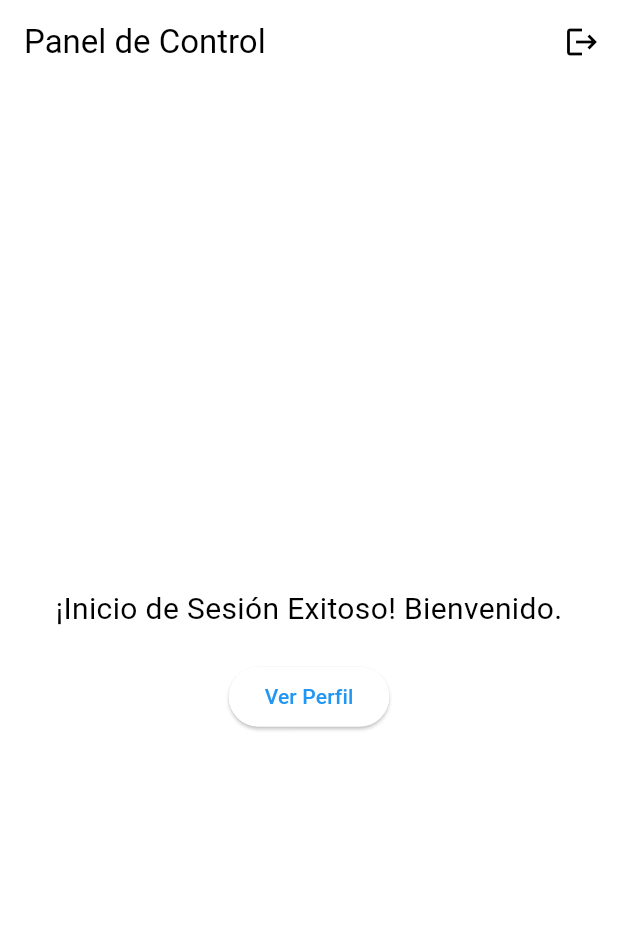
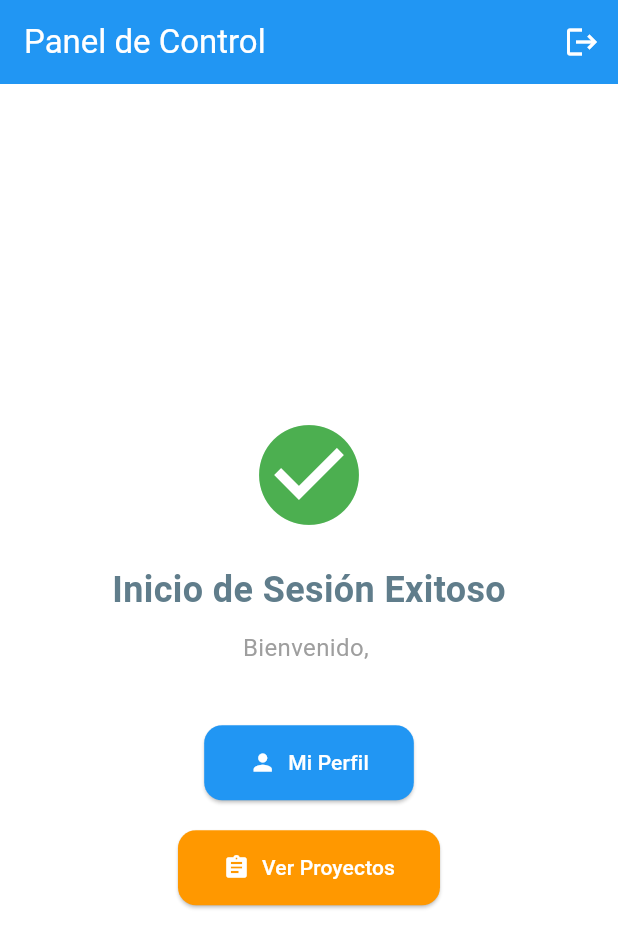
Before and after one commit to alehernandezunimet/MetroGestion, a Flutter app: the HomeScreen screen opened directly, on a phone screen of 412 x 824 dp. Shown: the top 948 px of the screen. Run offline on Flutter 3.47's test engine with Material 3 defaults, Android fonts, the phone set to English and light mode, and no system bars; our stand-ins replace cloud_firestore, firebase_auth, firebase_core; accounts and stored records are empty.

Commit message:
pantalla profesor
Pantalla de profesor y agregar al main

```diff
--- a/lib/screens/home/home_screen.dart
+++ b/lib/screens/home/home_screen.dart
@@ -1,11 +1,14 @@
 import 'package:flutter/material.dart';
 import 'package:firebase_auth/firebase_auth.dart';
-import 'package:metro_gestion_proyecto/screens/login/login_screen.dart'; // Para navegar de vuelta
+import 'package:cloud_firestore/cloud_firestore.dart';
+import 'package:metro_gestion_proyecto/screens/login/login_screen.dart';
 import 'package:metro_gestion_proyecto/screens/perfil/perfil_screen.dart';
+import 'package:metro_gestion_proyecto/screens/perfil/profesor_screen.dart';
+
 class HomeScreen extends StatelessWidget {
   const HomeScreen({super.key});
 
-  // Función para cerrar la sesión
+
   void _logout(BuildContext context) async {
     await FirebaseAuth.instance.signOut();
     Navigator.of(context).pushReplacement(
@@ -15,10 +18,14 @@ class HomeScreen extends StatelessWidget {
 
   @override
   Widget build(BuildContext context) {
+    final user = FirebaseAuth.instance.currentUser;
+
     return Scaffold(
       appBar: AppBar(
         title: const Text('Panel de Control'),
         automaticallyImplyLeading: false,
+        backgroundColor: Colors.blue,
+        foregroundColor: Colors.white,
         actions: [
           IconButton(
             icon: const Icon(Icons.logout),
@@ -31,24 +38,134 @@ class HomeScreen extends StatelessWidget {
         child: Column(
           mainAxisAlignment: MainAxisAlignment.center,
           children: [
+
+            const Icon(
+              Icons.check_circle,
+              size: 80,
+              color: Colors.green,
+            ),
+            const SizedBox(height: 20),
+
+
             const Text(
-              '¡Inicio de Sesión Exitoso! Bienvenido.',
-              style: TextStyle(fontSize: 20),
+              'Inicio de Sesión Exitoso',
+              style: TextStyle(
+                fontSize: 24,
+                fontWeight: FontWeight.bold,
+                color: Colors.blueGrey,
+              ),
             ),
-            const SizedBox(height: 20), // Espacio entre texto y botón
-            ElevatedButton(
-              onPressed: () {
-                Navigator.push(
-                  context,
-                  MaterialPageRoute(builder: (context) => const ProfileScreen()),
+            const SizedBox(height: 10),
+
+
+            if (user != null)
+              Text(
+                'Bienvenido, ${user.email}',
+                style: const TextStyle(
+                  fontSize: 16,
+                  color: Colors.grey,
+                ),
+              ),
+            const SizedBox(height: 40),
+
+
+            StreamBuilder<DocumentSnapshot>(
+              stream: FirebaseFirestore.instance
+                  .collection('usuarios')
+                  .doc(user?.uid)
+                  .snapshots(),
+              builder: (context, snapshot) {
+                if (snapshot.connectionState == ConnectionState.waiting) {
+                  return const CircularProgressIndicator();
+                }
+
+                if (!snapshot.hasData || snapshot.data?.data() == null) {
+
+                  return _buildProfileButton(
+                    context: context,
+                    isProfessor: false,
+                    onPressed: () {
+                      Navigator.push(
+                        context,
+                        MaterialPageRoute(builder: (context) => const ProfileScreen()),
+                      );
+                    },
+                  );
+                }
+
+                final data = snapshot.data!.data() as Map<String, dynamic>;
+                final userRole = data['rol'] ?? 'estudiante';
+                final isProfessor = userRole == 'profesor';
+
+                return _buildProfileButton(
+                  context: context,
+                  isProfessor: isProfessor,
+                  onPressed: () {
+                    if (isProfessor) {
+                      Navigator.push(
+                        context,
+                        MaterialPageRoute(builder: (context) => const ProfesorScreen()),
+                      );
+                    } else {
+                      Navigator.push(
+                        context,
+                        MaterialPageRoute(builder: (context) => const ProfileScreen()),
+                      );
+                    }
+                  },
                 );
               },
-              child: const Text("Ver Perfil"),
+            ),
+
+            const SizedBox(height: 20),
+
+
+            ElevatedButton.icon(
+              icon: const Icon(Icons.assignment, color: Colors.white),
+              label: const Text('Ver Proyectos'),
+              onPressed: () {
+
+                ScaffoldMessenger.of(context).showSnackBar(
+                  const SnackBar(
+                    content: Text('Navegando a proyectos...'),
+                  ),
+                );
+              },
+              style: ElevatedButton.styleFrom(
+                backgroundColor: Colors.orange,
+                foregroundColor: Colors.white,
+                padding: const EdgeInsets.symmetric(horizontal: 30, vertical: 15),
+                shape: RoundedRectangleBorder(
+                  borderRadius: BorderRadius.circular(12),
+                ),
+              ),
             ),
           ],
         ),
       ),
+    );
+  }
 
+  Widget _buildProfileButton({
+    required BuildContext context,
+    required bool isProfessor,
+    required VoidCallback onPressed,
+  }) {
+    return ElevatedButton.icon(
+      icon: Icon(
+        isProfessor ? Icons.school : Icons.person,
+        color: Colors.white,
+      ),
+      label: Text(isProfessor ? "Panel del Profesor" : "Mi Perfil"),
+      onPressed: onPressed,
+      style: ElevatedButton.styleFrom(
+        backgroundColor: isProfessor ? Colors.deepPurple : Colors.blue,
+        foregroundColor: Colors.white,
+        padding: const EdgeInsets.symmetric(horizontal: 30, vertical: 15),
+        shape: RoundedRectangleBorder(
+          borderRadius: BorderRadius.circular(12),
+        ),
+      ),
     );
   }
 }
```
Also changed, not shown: lib/screens/perfil/profesor_screen.dart (added, +307 -0 lines), 5 other files.
